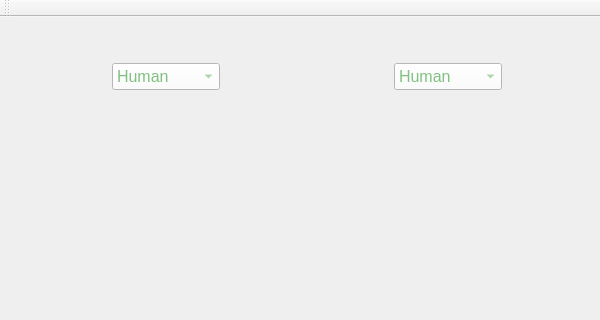
vivisuke/QtMate, file QtMate/QtMate/MainWindow.ui: the form before one commit; both pictures show x 0 to 600 and y 0 to 320 of the 600 by 815 pixel window.
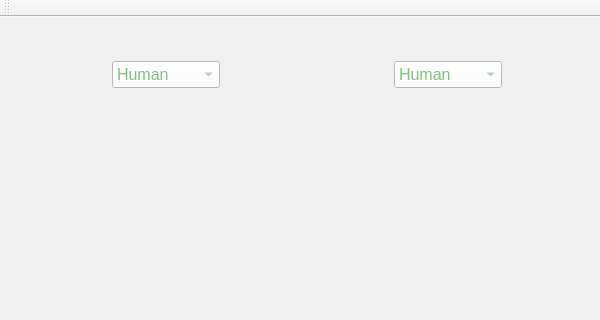
The form after the commit. Icons and pictures are not drawn. Custom widgets are drawn as their Qt base class.

Patch:
```diff
--- a/QtMate/QtMate/MainWindow.ui
+++ b/QtMate/QtMate/MainWindow.ui
@@ -38,7 +38,7 @@
       <property name="minimumSize">
        <size>
         <width>32</width>
-        <height>100</height>
+        <height>95</height>
        </size>
       </property>
       <layout class="QHBoxLayout" name="horizontalLayout">
```
Left out of the diff: 6 changed lines with no effect on the pictures.
